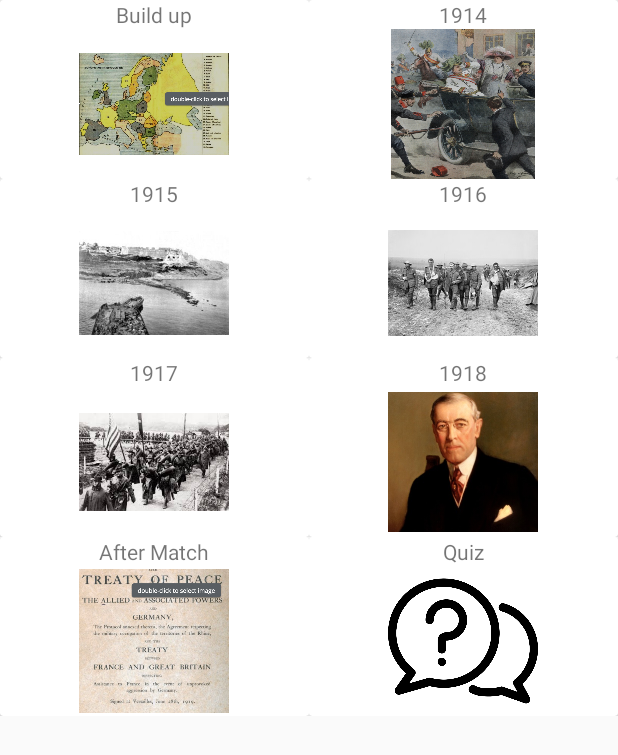
After one commit to Togtja/INFS3634_Grp20, an Android app: the fragment WW1MainListFragment shown on its own in the app's theme, on a phone screen of 412 x 824 dp. The commit adds this screen. Shown: the top 755 px of the screen. Run offline under Robolectric (Android 15) with nearby library versions, the phone set to English and light mode, and no system bars.

Commit message:
Linked code to UI to display mainpage

```diff
--- a/app/src/main/java/com/example/grp20_app/MainActivity.java
+++ b/app/src/main/java/com/example/grp20_app/MainActivity.java
@@ -26,7 +26,7 @@ import retrofit2.converter.gson.GsonConverterFactory;
 
 public class MainActivity extends AppCompatActivity {
     private WikiPage wikipage;
-    private WikiPageFragment wikifrag;
+    private WW1MainListFragment wikifrag;
     private String pageId;
     @Override
     protected void onCreate(Bundle savedInstanceState) {
@@ -57,8 +57,8 @@ public class MainActivity extends AppCompatActivity {
 
                 Bundle bundle = new Bundle();
                 //A cheat class to easily serialize a bundle
-                bundle.putSerializable("key_beer", wikipage);
-                wikifrag = new WikiPageFragment();
+                bundle.putSerializable("key_wiki", wikipage);
+                wikifrag = new WW1MainListFragment();
                 wikifrag.setArguments(bundle);
                 getSupportFragmentManager().beginTransaction()
                         .add(R.id.wikifrag, wikifrag)
--- /dev/null
+++ b/app/src/main/java/com/example/grp20_app/WW1MainListFragment.java
@@ -0,0 +1,56 @@
+package com.example.grp20_app;
+
+import android.graphics.Paint;
+import android.graphics.drawable.Drawable;
+import android.os.Bundle;
+import android.support.v4.app.Fragment;
+import android.support.v7.widget.GridLayoutManager;
+import android.support.v7.widget.LinearLayoutManager;
+import android.support.v7.widget.RecyclerView;
+import android.util.Pair;
+import android.view.LayoutInflater;
+import android.view.View;
+import android.view.ViewGroup;
+import android.widget.TextView;
+
+import com.example.grp20_app.R;
+
+import java.util.ArrayList;
+
+public class WW1MainListFragment extends Fragment {
+    RecyclerView ww1MainList;
+    private WW1MainListRecyclerView mAdapter;
+    public View onCreateView(final LayoutInflater inflater, final ViewGroup container,
+                             Bundle savedInstanceState) {
+
+        View view = inflater.inflate(R.layout.ww1_main_list_view, container, false);
+        ww1MainList = view.findViewById(R.id.ww1_main_rv);
+        ww1MainList.setHasFixedSize(true);
+
+        ww1MainList.setLayoutManager(new GridLayoutManager(getContext(), 2));
+        ArrayList<Pair<String, Integer>> list = new ArrayList<>();
+        //Make the list
+        String s = "Build up"; Integer i = R.drawable.ww1start;
+        list.add(new Pair<>(s,i));
+        s = "1914"; i = R.drawable.archyduke;
+        list.add(new Pair<>(s,i));
+        s = "1915"; i = R.drawable.capehelles;
+        list.add(new Pair<>(s,i));
+        s = "1916"; i = R.drawable.ww1h;
+        list.add(new Pair<>(s,i));
+        s = "1917"; i = R.drawable.ww13;
+        list.add(new Pair<>(s,i));
+        s = "1918"; i = R.drawable.ww2end;
+        list.add(new Pair<>(s,i));
+        s = "After Match"; i = R.drawable.peaceww1;
+        list.add(new Pair<>(s,i));
+        s = "Quiz"; i = R.drawable.quizicon;
+        list.add(new Pair<>(s,i));
+        mAdapter = new WW1MainListRecyclerView(list);
+
+        ww1MainList.setAdapter(mAdapter);
+        return  view;
+    }
+
+
+}
--- /dev/null
+++ b/app/src/main/java/com/example/grp20_app/WW1MainListRecyclerView.java
@@ -0,0 +1,65 @@
+package com.example.grp20_app;
+
+import android.content.Context;
+import android.graphics.drawable.Drawable;
+import android.support.annotation.NonNull;
+import android.support.v7.widget.CardView;
+import android.support.v7.widget.RecyclerView;
+import android.util.Pair;
+import android.view.LayoutInflater;
+import android.view.View;
+import android.view.ViewGroup;
+import android.widget.ImageButton;
+import android.widget.ImageView;
+import android.widget.TextView;
+
+import java.util.ArrayList;
+
+public class WW1MainListRecyclerView extends RecyclerView.Adapter<WW1MainListRecyclerView.ViewHolder> {
+    private  ArrayList<Pair<String,Integer>> arrayPair;
+    private Context context;
+    public WW1MainListRecyclerView(ArrayList<Pair<String, Integer>> arrayPair) {
+        this.arrayPair = arrayPair;
+    }
+
+    @NonNull
+    @Override
+    public ViewHolder onCreateViewHolder(@NonNull ViewGroup viewGroup, int i) {
+        View v = LayoutInflater.from(viewGroup.getContext())
+                .inflate(R.layout.ww1_mainpage, viewGroup, false);
+        context = viewGroup.getContext();
+        //WW1MainListRecyclerView.ViewHolder vh = new WW1MainListRecyclerView.ViewHolder(v);
+        return new ViewHolder(v);
+
+    }
+
+    @Override
+    public void onBindViewHolder(@NonNull ViewHolder viewHolder, int i) {
+        viewHolder.name.setText(arrayPair.get(i).first);
+        viewHolder.image.setImageResource(arrayPair.get(i).second);
+        viewHolder.cardView.setOnClickListener(new View.OnClickListener() {
+            @Override
+            public void onClick(View v) {
+                //Open new Activity
+            }
+        });
+    }
+
+    @Override
+    public int getItemCount() {
+        return arrayPair.size();
+    }
+
+    public class ViewHolder extends RecyclerView.ViewHolder {
+        TextView name;
+        ImageView image;
+        CardView cardView;
+
+        public ViewHolder(View itemView) {
+            super(itemView);
+            name = itemView.findViewById(R.id.ww1_cvtxt);
+            image = itemView.findViewById(R.id.ww1_cvimg);
+            cardView = itemView.findViewById(R.id.ww1_cvCard);
+        }
+    }
+}
--- a/app/src/main/java/com/example/grp20_app/WikiPageDestabilizer.java
+++ /dev/null
@@ -1,21 +0,0 @@
-package com.example.grp20_app;
-
-import com.google.gson.JsonDeserializationContext;
-import com.google.gson.JsonDeserializer;
-import com.google.gson.JsonElement;
-import com.google.gson.JsonObject;
-import com.google.gson.JsonParseException;
-
-import java.lang.reflect.Array;
-import java.lang.reflect.Type;
-import java.util.ArrayList;
-/*
-class WikiPageDestabilizer implements JsonDeserializer<WikiPage> {
-
-    @Override
-    public WikiPage deserialize(JsonElement json, Type typeOfT, JsonDeserializationContext context) throws JsonParseException {
-        JsonObject jobj = json.getAsJsonObject().get("query").getAsJsonObject().get("pages").getAsJsonObject().get(id);
-        WikiPage page(jobj.get());
-    }
-}
-*/
--- a/app/src/main/java/com/example/grp20_app/WikiPageFragment.java
+++ b/app/src/main/java/com/example/grp20_app/WikiPageFragment.java
@@ -1,8 +1,24 @@
 package com.example.grp20_app;
 
+import android.os.Bundle;
 import android.support.v4.app.Fragment;
+import android.view.LayoutInflater;
+import android.view.View;
+import android.view.ViewGroup;
 
 public class WikiPageFragment extends Fragment {
     public WikiPageFragment(){}
+    public void onCreate(Bundle savedInstance){
+        super.onCreate(savedInstance);
+    }
+    public View onCreateView(LayoutInflater inflater, ViewGroup container, Bundle savedInstanceState){
+            View view = inflater.inflate(R.layout.activity_main, container, false);
+            Bundle bundle = getArguments();
+            if(bundle != null){
+
+            }
+
+            return view;
+    }
 
 }
--- a/app/src/main/res/layout/activity_main.xml
+++ b/app/src/main/res/layout/activity_main.xml
@@ -5,11 +5,6 @@
     android:layout_width="match_parent"
     android:layout_height="match_parent"
     tools:context=".MainActivity">
-
-    <LinearLayout
-        android:orientation="vertical"
-        android:layout_width="match_parent"
-        android:layout_height="match_parent"></LinearLayout>
 
     <GridLayout
         android:layout_width="match_parent"
@@ -41,7 +36,7 @@
 
             <LinearLayout
                 android:layout_width="match_parent"
-                android:layout_height="match_parent"
+                android:layout_height="wrap_content"
                 android:gravity="center"
                 android:orientation="vertical"
                 android:padding="16dp">
@@ -71,7 +66,7 @@
 
             <LinearLayout
                 android:layout_width="match_parent"
-                android:layout_height="match_parent"
+                android:layout_height="wrap_content"
                 android:gravity="center"
                 android:orientation="vertical"
                 android:padding="16dp">
--- /dev/null
+++ b/app/src/main/res/layout/ww1_main_list_view.xml
@@ -0,0 +1,16 @@
+<?xml version="1.0" encoding="utf-8"?>
+<android.support.constraint.ConstraintLayout
+    xmlns:android="http://schemas.android.com/apk/res/android"
+    xmlns:app="http://schemas.android.com/apk/res-auto"
+    xmlns:tools="http://schemas.android.com/tools"
+    android:layout_width="match_parent"
+    android:layout_height="match_parent">
+
+    <android.support.v7.widget.RecyclerView
+        android:id="@+id/ww1_main_rv"
+        android:layout_width="match_parent"
+        android:layout_height="wrap_content"
+        app:layout_constraintEnd_toEndOf="parent"
+        app:layout_constraintStart_toStartOf="parent"
+        app:layout_constraintTop_toTopOf="parent" />
+</android.support.constraint.ConstraintLayout>
--- /dev/null
+++ b/app/src/main/res/layout/ww1_mainpage.xml
@@ -0,0 +1,36 @@
+<?xml version="1.0" encoding="utf-8"?>
+
+<RelativeLayout xmlns:android="http://schemas.android.com/apk/res/android"
+    xmlns:app="http://schemas.android.com/apk/res-auto"
+    android:layout_width="match_parent"
+    android:layout_height="wrap_content">
+
+    <android.support.v7.widget.CardView
+        android:id="@+id/ww1_cvCard"
+        android:layout_width="match_parent"
+        android:layout_height="wrap_content">
+
+        <LinearLayout
+            android:layout_width="match_parent"
+            android:layout_height="wrap_content"
+            android:orientation="vertical">
+
+            <TextView
+                android:id="@+id/ww1_cvtxt"
+                android:layout_width="wrap_content"
+                android:layout_height="wrap_content"
+                android:layout_gravity="center"
+                android:text="TextView" />
+
+            <ImageView
+                android:id="@+id/ww1_cvimg"
+                android:layout_width="100dp"
+                android:layout_height="100dp"
+                android:layout_gravity="center"
+                app:srcCompat="@drawable/archyduke" />
+
+        </LinearLayout>
+
+    </android.support.v7.widget.CardView>
+
+</RelativeLayout>
```
